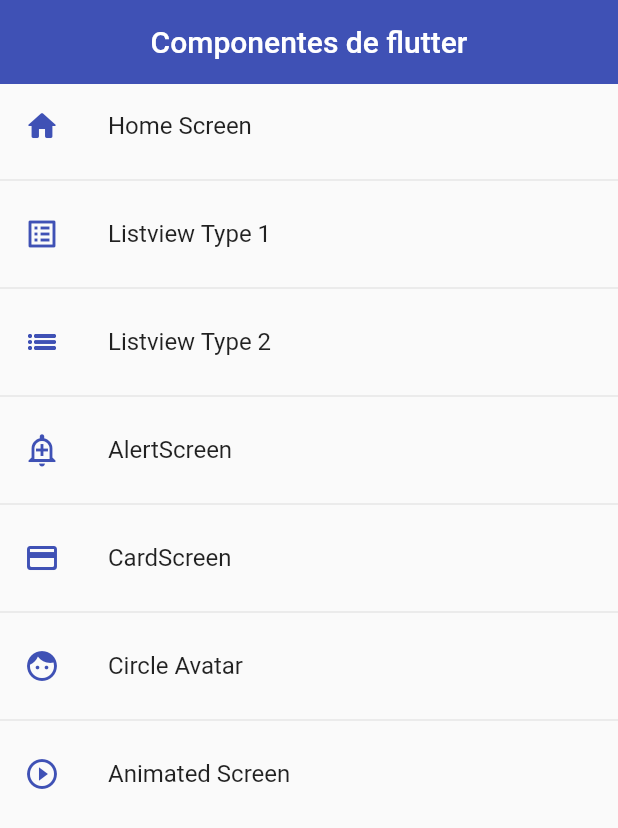
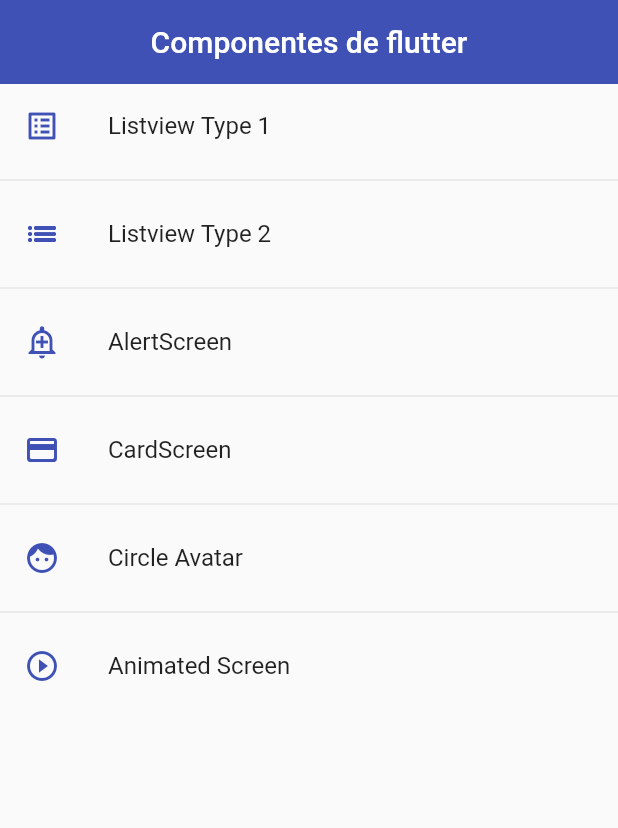
Before and after one commit to SrDaviid/First-project-flutter, a Flutter app: the screen it shows after launch, on a phone screen of 412 x 824 dp. Shown: the top 828 px of the screen. Run offline on Flutter 3.47's test engine with Material 2 defaults, Android fonts, the phone set to English and light mode, and no system bars.

Commit message:
Delele Home Screen from Menu Option and put it as InitialRoute

```diff
--- a/lib/router/app_routes.dart
+++ b/lib/router/app_routes.dart
@@ -7,11 +7,11 @@ class AppRoutes {
   static const initialRoute = 'home';
 
   static final menuOptions = <MenuOption>[
-    MenuOption(
-        route: 'home',
-        name: 'Home Screen',
-        screen: const HomeScreen(),
-        icon: Icons.home_rounded),
+    // MenuOption(
+    //     route: 'home',
+    //     name: 'Home Screen',
+    //     screen: const HomeScreen(),
+    //     icon: Icons.home_rounded),
     MenuOption(
       route: 'listview1',
       name: 'Listview Type 1',
@@ -48,6 +48,7 @@ class AppRoutes {
 
   static Map<String, Widget Function(BuildContext)> getAppRoutes() {
     Map<String, Widget Function(BuildContext)> appRoutes = {};
+    appRoutes.addAll({'home': (BuildContext context) => const HomeScreen()});
 
     for (final options in menuOptions) {
       appRoutes
```
